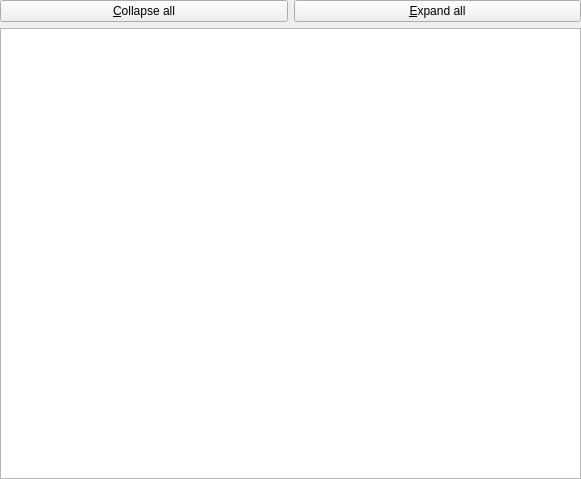
First picture: the form in rqt_reconfigure/resource/node_selector.ui, repository ros-visualization/rqt_reconfigure, before the edit.
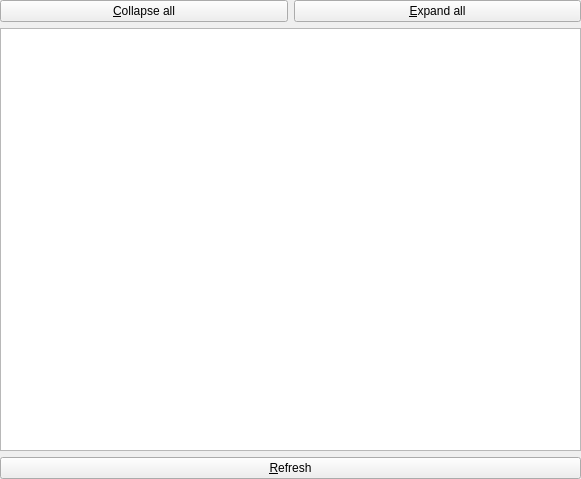
Second picture: the form after the edit. Custom widgets are drawn as their Qt base class.

Commit message: add refresh button to re-scan reconfigure server list

```diff
--- a/rqt_reconfigure/resource/node_selector.ui
+++ b/rqt_reconfigure/resource/node_selector.ui
@@ -96,6 +96,43 @@
      </attribute>
     </widget>
    </item>
+     <item>
+      <widget class="QPushButton" name="_refresh_button">
+       <property name="sizePolicy">
+        <sizepolicy hsizetype="MinimumExpanding" vsizetype="Fixed">
+         <horstretch>0</horstretch>
+         <verstretch>0</verstretch>
+        </sizepolicy>
+       </property>
+       <property name="minimumSize">
+        <size>
+         <width>75</width>
+         <height>0</height>
+        </size>
+       </property>
+       <property name="font">
+        <font>
+         <weight>50</weight>
+         <bold>false</bold>
+        </font>
+       </property>
+       <property name="text">
+        <string>&amp;Refresh</string>
+       </property>
+       <property name="checkable">
+        <bool>false</bool>
+       </property>
+       <property name="autoDefault">
+        <bool>false</bool>
+       </property>
+       <property name="default">
+        <bool>false</bool>
+       </property>
+       <property name="flat">
+        <bool>false</bool>
+       </property>
+      </widget>
+     </item>
   </layout>
  </widget>
  <customwidgets>
```
The commit also changes 1 other file.
